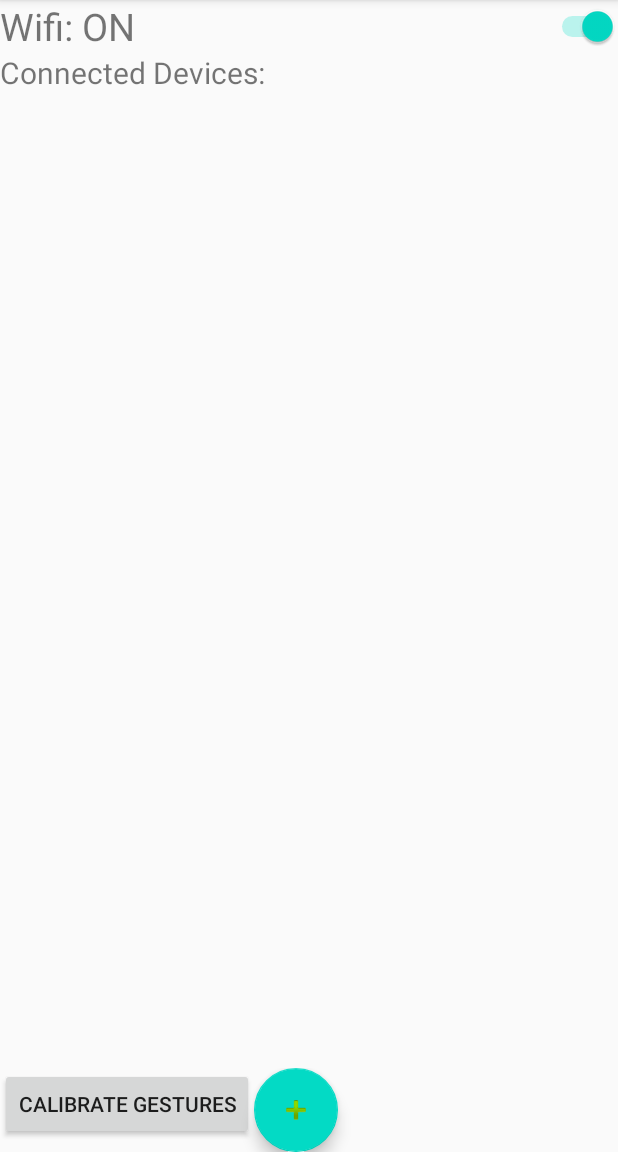
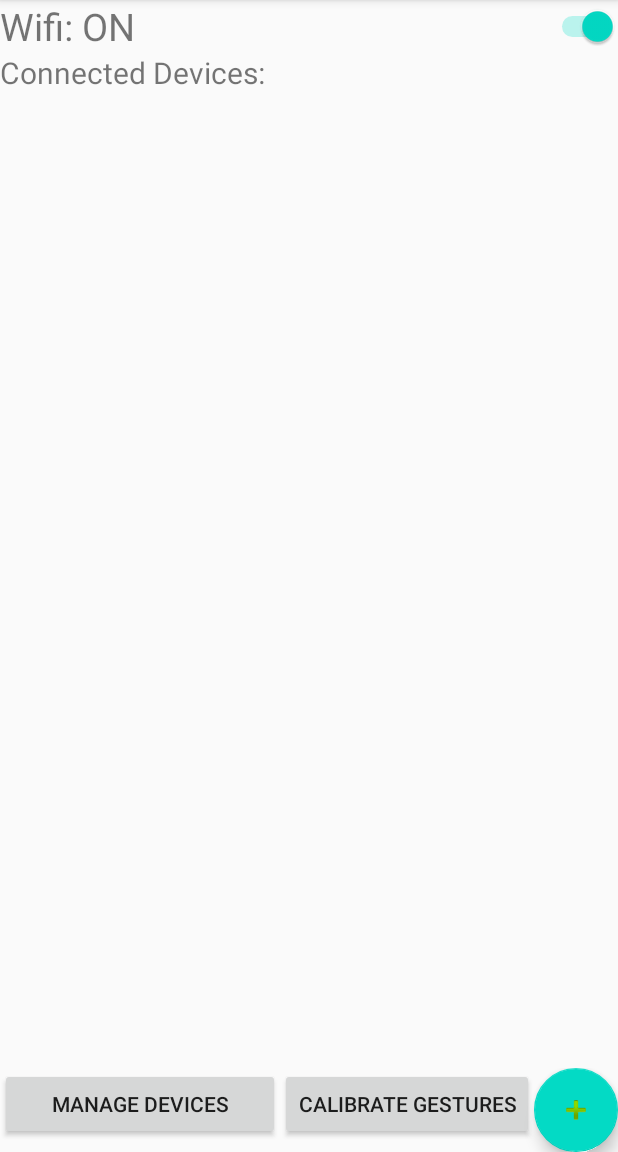
Before and after one commit to Nachodood/SmartRemote, an Android app: the screen it shows after launch (MainActivity), on a phone screen of 412 x 824 dp, the part 84-1236 px from its top. Run offline under Robolectric (Android 15) with nearby library versions, the phone set to English and light mode, and no system bars.

Commit message:
Implement sensor check in main Implement manage devices navigation

```diff
--- a/app/src/main/AndroidManifest.xml
+++ b/app/src/main/AndroidManifest.xml
@@ -13,7 +13,8 @@
         android:roundIcon="@mipmap/ic_launcher_round"
         android:supportsRtl="true"
         android:theme="@style/AppTheme">
-        <activity android:name=".SelectDeviceActivity"></activity>
+        <activity android:name=".ManageDevicesActivity"></activity>
+        <activity android:name=".SelectDeviceActivity" />
         <activity android:name=".AddDeviceActivity" />
         <activity
             android:name=".CalibrateDownUpActivity"
--- a/app/src/main/java/com/example/smartremote/MainActivity.java
+++ b/app/src/main/java/com/example/smartremote/MainActivity.java
@@ -17,6 +17,7 @@ import android.widget.Button;
 import android.widget.CompoundButton;
 import android.widget.Switch;
 import android.widget.TextView;
+import android.widget.Toast;
 
 import com.google.android.material.floatingactionbutton.FloatingActionButton;
 
@@ -46,14 +47,15 @@ public class MainActivity extends AppCompatActivity implements SensorEventListen
     WifiManager m_wifiManager;
     SensorManager m_sensorManager;
 
-     Sensor m_sensorAccel;
+     Sensor m_sensorAccel, m_sensorGyro; //TODO altitude
 
     List<Sensor> m_deviceSensorsList;
     ArrayList<Sensor> m_requiredSensorsList;
 
     Button  //m_btnViewGestures,
             //m_btnSensorTest,
-            m_btnCalibrate;
+            m_btnCalibrate,
+            m_btnManageDevicesActivity;
 
     FloatingActionButton m_fabAddDevice;
 
@@ -66,12 +68,17 @@ public class MainActivity extends AppCompatActivity implements SensorEventListen
         super.onCreate(savedInstanceState);
         setContentView(R.layout.activity_main);
 
+        m_sensorManager = (SensorManager) getSystemService(Context.SENSOR_SERVICE);
+
         //TODO: Pressure/barometer
-        m_sensorAccel = m_sensorManager.getDefaultSensor(Sensor.TYPE_LINEAR_ACCELERATION);
+        m_sensorAccel = m_sensorManager.getDefaultSensor(Sensor.TYPE_ACCELEROMETER);
+        //TODO: Gyroscope or orientation? Orientation is probably a soft sensor
+        m_sensorGyro = m_sensorManager.getDefaultSensor(Sensor.TYPE_GYROSCOPE);
 
-        m_requiredSensorsList = new ArrayList<Sensor>();
+        //m_requiredSensorsList = new ArrayList<Sensor>();
 
-        setupSensors();
+
+        deviceHasSensors();
 
         m_btnCalibrate = findViewById(R.id.btn_calibrate);
         m_btnCalibrate.setOnClickListener(new View.OnClickListener() {
@@ -93,6 +100,16 @@ public class MainActivity extends AppCompatActivity implements SensorEventListen
             }
         });
         */
+
+        m_btnManageDevicesActivity = findViewById(R.id.btn_manage_devices);
+        m_btnManageDevicesActivity.setOnClickListener(new View.OnClickListener() {
+            @Override
+            public void onClick(View v) {
+                Intent manageDevicesActivityIntent = new Intent(MainActivity.this,
+                        ManageDevicesActivity.class);
+                startActivity(manageDevicesActivityIntent);
+            }
+        });
 
         m_fabAddDevice = findViewById(R.id.fab_add_device);
         m_fabAddDevice.setOnClickListener(new View.OnClickListener() {
@@ -152,11 +169,25 @@ public class MainActivity extends AppCompatActivity implements SensorEventListen
 
     }
 
-    private void setupSensors() {
-        m_sensorManager = (SensorManager) getSystemService(Context.SENSOR_SERVICE);
+    //Check if device has all sensors
+    private void deviceHasSensors() {
+
         m_deviceSensorsList = m_sensorManager.getSensorList(Sensor.TYPE_ALL);
+        m_requiredSensorsList = new ArrayList<Sensor>();
 
         m_requiredSensorsList.add(m_sensorAccel);
+        m_requiredSensorsList.add(m_sensorGyro);
+
+        if (m_deviceSensorsList.contains(m_sensorAccel)) {
+            //Toast.makeText(getApplicationContext(),"m_sensorAccel",Toast.LENGTH_SHORT).show();
+        }
+
+        if (m_deviceSensorsList.contains(m_sensorGyro)) {
+            //Toast.makeText(getApplicationContext(),"m_sensorGyro",Toast.LENGTH_SHORT).show();
+        }
+        if (m_deviceSensorsList.contains(m_sensorGyro)) {
+            //Toast.makeText(getApplicationContext(),"m_sensorGyro",Toast.LENGTH_SHORT).show();
+        }
 
     }
 
--- a/app/src/main/res/layout/activity_main.xml
+++ b/app/src/main/res/layout/activity_main.xml
@@ -67,6 +67,13 @@
         android:orientation="horizontal">
 
         <Button
+            android:id="@+id/btn_manage_devices"
+            android:layout_width="wrap_content"
+            android:layout_height="wrap_content"
+            android:layout_weight="1"
+            android:text="Manage devices" />
+
+        <Button
             android:id="@+id/btn_calibrate"
             android:layout_width="wrap_content"
             android:layout_height="wrap_content"
```
Also changed, not shown: app/src/main/java/com/example/smartremote/CalibrateDownUpActivity.java (+7 -7 lines), app/src/main/java/com/example/smartremote/ManageDevicesActivity.java (added, +14 -0 lines), app/src/main/res/layout/activity_manage_devices.xml (added, +9 -0 lines), app/src/main/res/layout/activity_select_device.xml (+26 -0 lines).
